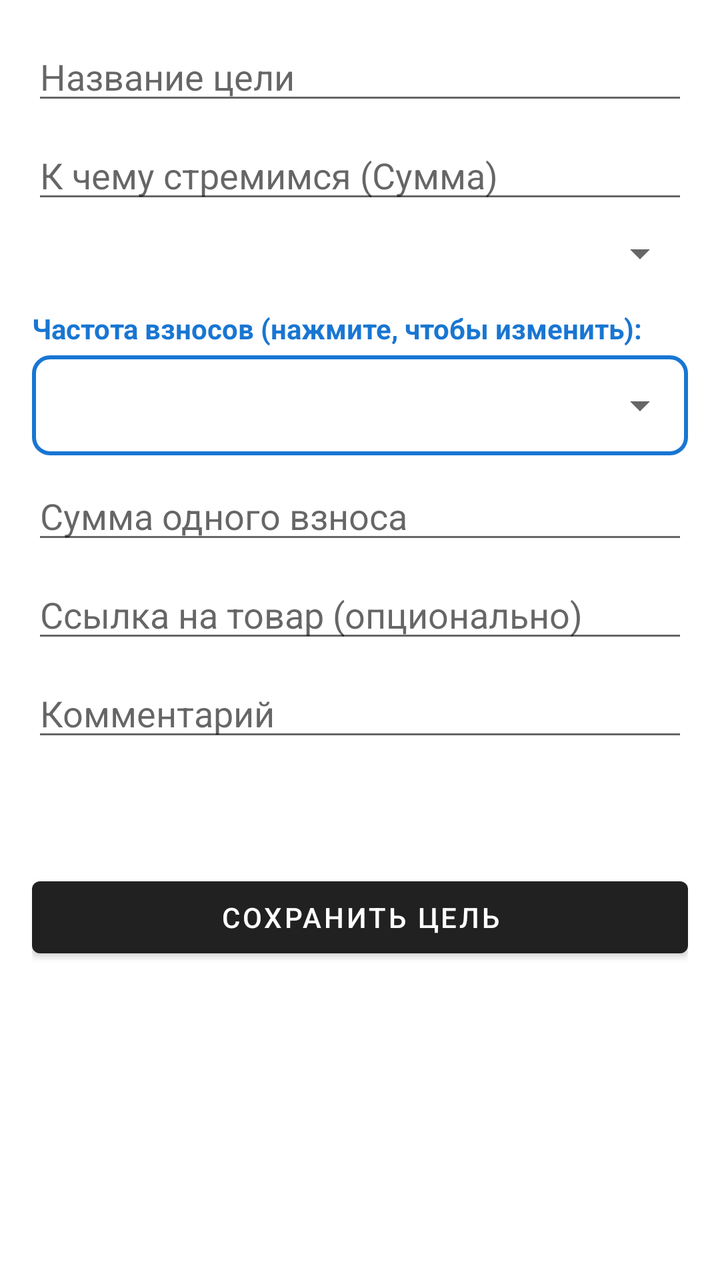
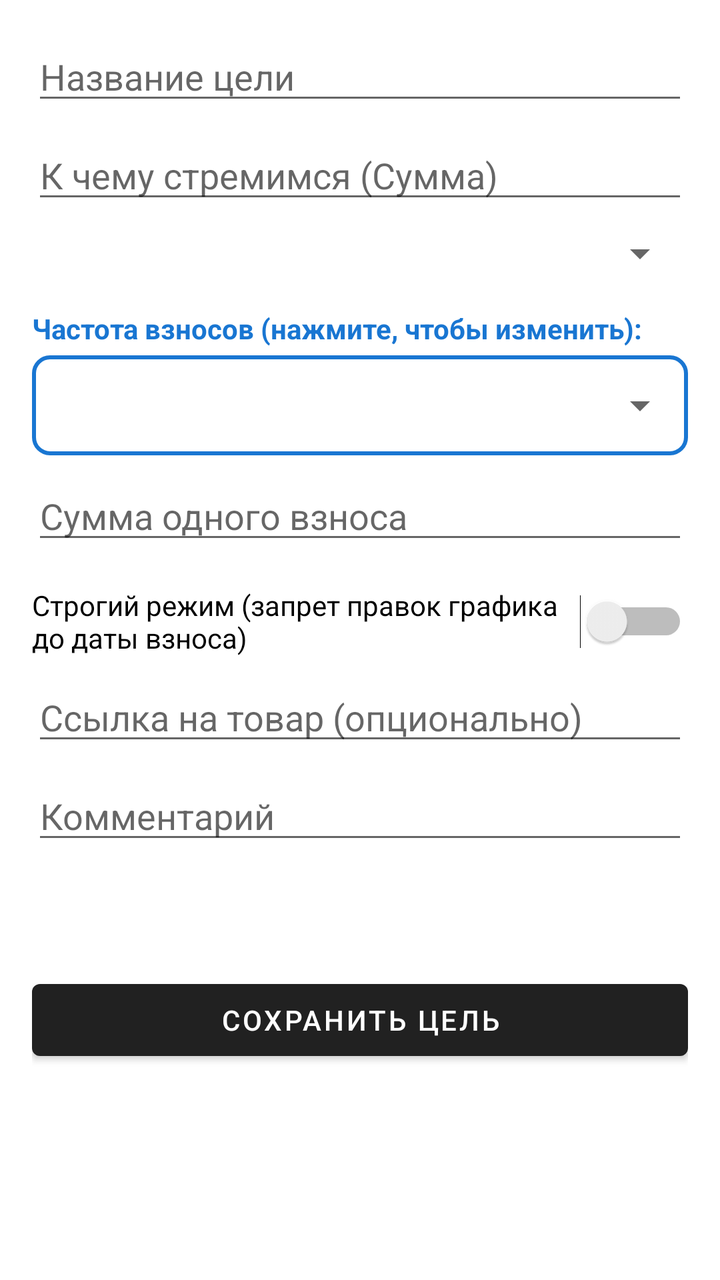

Screens rendered from an Android XML layout before and after an edit, with the pre-edit source and the edit as a unified diff.
<!-- AndroidManifest.xml: application theme Theme.MaterialComponents.DayNight.DarkActionBar -->
<!-- res/layout/activity_add_goal.xml -->
<?xml version="1.0" encoding="utf-8"?>
<ScrollView xmlns:android="http://schemas.android.com/apk/res/android"
    android:layout_width="match_parent"
    android:layout_height="match_parent"
    android:padding="16dp">
    <LinearLayout
        android:layout_width="match_parent"
        android:layout_height="wrap_content"
        android:orientation="vertical">
        
        <EditText android:id="@+id/etName" android:layout_width="match_parent" android:layout_height="wrap_content" android:hint="Название цели" />
        <EditText android:id="@+id/etTargetAmount" android:layout_width="match_parent" android:layout_height="wrap_content" android:hint="К чему стремимся (Сумма)" android:inputType="numberDecimal" android:layout_marginTop="8dp"/>
        
        <Spinner android:id="@+id/spinnerCurrency" android:layout_width="match_parent" android:layout_height="wrap_content" android:layout_marginTop="8dp"/>
        
        
        <TextView 
            android:layout_width="wrap_content" 
            android:layout_height="wrap_content" 
            android:text="Частота взносов (нажмите, чтобы изменить):" 
            android:textStyle="bold" 
            android:textColor="#1976D2"
            android:layout_marginTop="16dp"/>
            
        <FrameLayout
            android:layout_width="match_parent"
            android:layout_height="wrap_content"
            android:background="@drawable/bg_spinner_border"
            android:layout_marginTop="4dp">
            <Spinner 
                android:id="@+id/spinnerFrequency" 
                android:layout_width="match_parent" 
                android:layout_height="50dp" 
                android:paddingStart="12dp"
                android:paddingEnd="12dp"/>
        </FrameLayout>
        
        <EditText android:id="@+id/etDayOfWeek" android:layout_width="match_parent" android:layout_height="wrap_content" android:hint="День недели (1-7, где 1-Пн)" android:inputType="number" android:layout_marginTop="8dp" android:visibility="gone"/>
        <EditText android:id="@+id/etDayOfMonth1" android:layout_width="match_parent" android:layout_height="wrap_content" android:hint="Число месяца (1-31)" android:inputType="number" android:layout_marginTop="8dp" android:visibility="gone"/>
        <EditText android:id="@+id/etDayOfMonth2" android:layout_width="match_parent" android:layout_height="wrap_content" android:hint="Второе число месяца (1-31)" android:inputType="number" android:layout_marginTop="8dp" android:visibility="gone"/>
        
        <EditText android:id="@+id/etPaymentAmount" android:layout_width="match_parent" android:layout_height="wrap_content" android:hint="Сумма одного взноса" android:inputType="numberDecimal" android:layout_marginTop="8dp"/>
        
        <EditText android:id="@+id/etLink" android:layout_width="match_parent" android:layout_height="wrap_content" android:hint="Ссылка на товар (опционально)" android:layout_marginTop="8dp"/>
        <EditText android:id="@+id/etComment" android:layout_width="match_parent" android:layout_height="wrap_content" android:hint="Комментарий" android:layout_marginTop="8dp"/>
        
        <TextView android:id="@+id/tvCalculatedDate" android:layout_width="match_parent" android:layout_height="wrap_content" android:layout_marginTop="16dp" android:textColor="#2E7D32" android:textStyle="bold"/>
        
        <Button android:id="@+id/btnSave" android:layout_width="match_parent" android:layout_height="wrap_content" android:text="Сохранить цель" android:layout_marginTop="24dp"/>
    </LinearLayout>
</ScrollView>
<!-- resources referenced by this layout -->
<resources>
  <!-- drawable bg_spinner_border (drawable) -->
  <?xml version="1.0" encoding="utf-8"?>
  <shape xmlns:android="http://schemas.android.com/apk/res/android">
      <stroke android:width="2dp" android:color="#1976D2"/>
      <solid android:color="#00000000"/>
      <corners android:radius="8dp"/>
  </shape>
</resources>

<!-- the commit's change to res/layout/activity_add_goal.xml (unified diff, before → after) -->
@@ -10,37 +10,27 @@
         
         <EditText android:id="@+id/etName" android:layout_width="match_parent" android:layout_height="wrap_content" android:hint="Название цели" />
         <EditText android:id="@+id/etTargetAmount" android:layout_width="match_parent" android:layout_height="wrap_content" android:hint="К чему стремимся (Сумма)" android:inputType="numberDecimal" android:layout_marginTop="8dp"/>
-        
         <Spinner android:id="@+id/spinnerCurrency" android:layout_width="match_parent" android:layout_height="wrap_content" android:layout_marginTop="8dp"/>
         
-        
-        <TextView 
-            android:layout_width="wrap_content" 
-            android:layout_height="wrap_content" 
-            android:text="Частота взносов (нажмите, чтобы изменить):" 
-            android:textStyle="bold" 
-            android:textColor="#1976D2"
-            android:layout_marginTop="16dp"/>
-            
-        <FrameLayout
-            android:layout_width="match_parent"
-            android:layout_height="wrap_content"
-            android:background="@drawable/bg_spinner_border"
-            android:layout_marginTop="4dp">
-            <Spinner 
-                android:id="@+id/spinnerFrequency" 
-                android:layout_width="match_parent" 
-                android:layout_height="50dp" 
-                android:paddingStart="12dp"
-                android:paddingEnd="12dp"/>
+        <TextView android:layout_width="wrap_content" android:layout_height="wrap_content" android:text="Частота взносов (нажмите, чтобы изменить):" android:textStyle="bold" android:textColor="#1976D2" android:layout_marginTop="16dp"/>
+        <FrameLayout android:layout_width="match_parent" android:layout_height="wrap_content" android:background="@drawable/bg_spinner_border" android:layout_marginTop="4dp">
+            <Spinner android:id="@+id/spinnerFrequency" android:layout_width="match_parent" android:layout_height="50dp" android:paddingStart="12dp" android:paddingEnd="12dp"/>
         </FrameLayout>
         
-        <EditText android:id="@+id/etDayOfWeek" android:layout_width="match_parent" android:layout_height="wrap_content" android:hint="День недели (1-7, где 1-Пн)" android:inputType="number" android:layout_marginTop="8dp" android:visibility="gone"/>
+        <EditText android:id="@+id/etDayOfWeek" android:layout_width="match_parent" android:layout_height="wrap_content" android:hint="День недели (1-7)" android:inputType="number" android:layout_marginTop="8dp" android:visibility="gone"/>
         <EditText android:id="@+id/etDayOfMonth1" android:layout_width="match_parent" android:layout_height="wrap_content" android:hint="Число месяца (1-31)" android:inputType="number" android:layout_marginTop="8dp" android:visibility="gone"/>
-        <EditText android:id="@+id/etDayOfMonth2" android:layout_width="match_parent" android:layout_height="wrap_content" android:hint="Второе число месяца (1-31)" android:inputType="number" android:layout_marginTop="8dp" android:visibility="gone"/>
+        <EditText android:id="@+id/etDayOfMonth2" android:layout_width="match_parent" android:layout_height="wrap_content" android:hint="Второе число (1-31)" android:inputType="number" android:layout_marginTop="8dp" android:visibility="gone"/>
         
         <EditText android:id="@+id/etPaymentAmount" android:layout_width="match_parent" android:layout_height="wrap_content" android:hint="Сумма одного взноса" android:inputType="numberDecimal" android:layout_marginTop="8dp"/>
         
+        
+        <Switch
+            android:id="@+id/switchStrictMode"
+            android:layout_width="match_parent"
+            android:layout_height="wrap_content"
+            android:text="Строгий режим (запрет правок графика до даты взноса)"
+            android:layout_marginTop="16dp"/>
+
         <EditText android:id="@+id/etLink" android:layout_width="match_parent" android:layout_height="wrap_content" android:hint="Ссылка на товар (опционально)" android:layout_marginTop="8dp"/>
         <EditText android:id="@+id/etComment" android:layout_width="match_parent" android:layout_height="wrap_content" android:hint="Комментарий" android:layout_marginTop="8dp"/>
         
